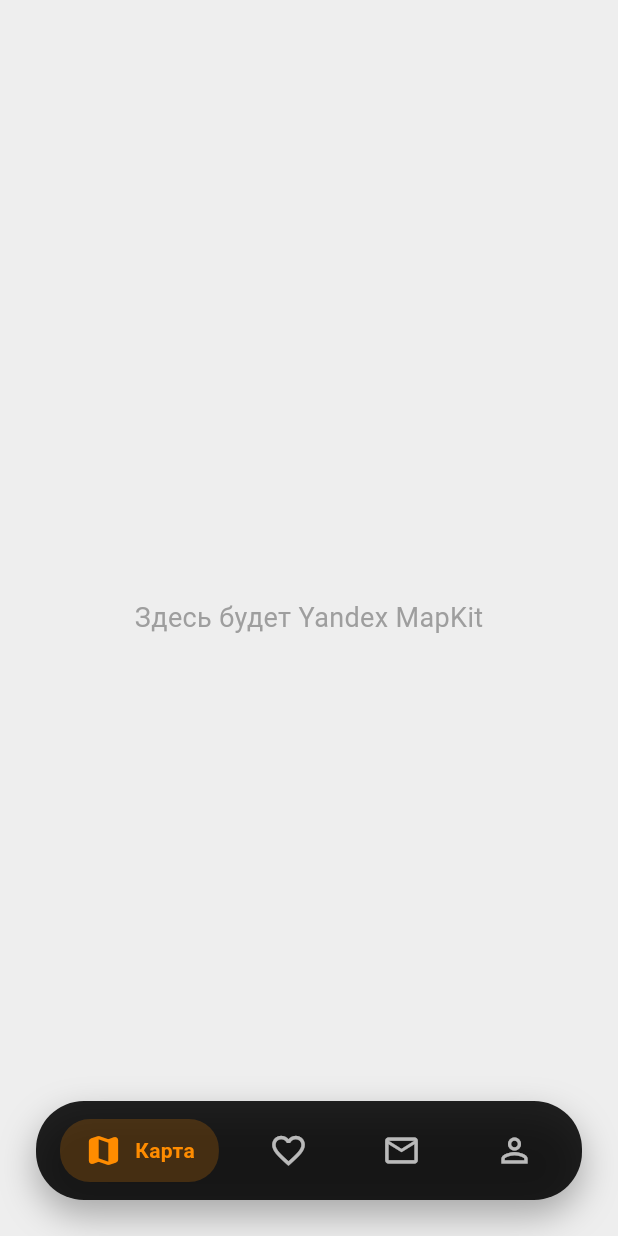
After one commit to Johan0565/street-retail-aggregator, a Flutter app: the TenantMainScreen screen opened directly, on a phone screen of 412 x 824 dp. The commit adds this screen. Run offline on Flutter 3.47's test engine with Material 3 defaults, Android fonts, the phone set to English and light mode, and no system bars; our stand-ins replace dio, flutter_secure_storage, pinput; missing offline and left inert: yandex_mapkit; accounts and stored records are empty.

Commit message:
Added tetant sxreen

```diff
--- a/frontend/lib/screens/login_screen.dart
+++ b/frontend/lib/screens/login_screen.dart
@@ -1,4 +1,5 @@
 import 'package:flutter/material.dart';
+import 'package:frontend/screens/tenant_main_screen.dart';
 import '../service/auth_service.dart';
 import '../main.dart'; // Если MapScreen лежит в main.dart
 import 'register_screen.dart';
@@ -44,7 +45,7 @@ class _LoginScreenState extends State<LoginScreen> {
       // Успех! Переходим на карту и удаляем экран логина из истории
       Navigator.pushReplacement(
         context,
-        MaterialPageRoute(builder: (context) => const MyApp()),
+        MaterialPageRoute(builder: (context) => const TenantMainScreen()),
       );
     } else {
       // Ошибка
--- a/frontend/lib/screens/register_screen.dart
+++ b/frontend/lib/screens/register_screen.dart
@@ -1,5 +1,6 @@
 import 'dart:async';
 import 'package:flutter/material.dart';
+import 'package:frontend/screens/tenant_main_screen.dart';
 import 'package:pinput/pinput.dart';
 import '../service/auth_service.dart';
 import '../main.dart'; // Для перехода на MapScreen
@@ -82,7 +83,7 @@ class _RegisterScreenState extends State<RegisterScreen> {
             Navigator.pop(context);
             Navigator.pushReplacement(
               context,
-              MaterialPageRoute(builder: (context) => const MyApp()),
+              MaterialPageRoute(builder: (context) => const TenantMainScreen()),
             );
           },
         );
--- /dev/null
+++ b/frontend/lib/screens/tenant_main_screen.dart
@@ -0,0 +1,131 @@
+import 'package:flutter/material.dart';
+
+// Импортируем карту (перенесем ее код в отдельный файл чуть позже)
+// import 'map_screen.dart';
+
+class TenantMainScreen extends StatefulWidget {
+  const TenantMainScreen({super.key});
+
+  @override
+  State<TenantMainScreen> createState() => _TenantMainScreenState();
+}
+
+class _TenantMainScreenState extends State<TenantMainScreen> {
+  int _selectedIndex = 0;
+
+  final Color _primaryOrange = const Color(0xFFFF8C00);
+
+  // Список экранов для каждой вкладки
+  final List<Widget> _screens = [
+    const PlaceholderMapScreen(), // Заглушка для карты (заменим на твою Яндекс Карту)
+    const Center(child: Text('Избранное', style: TextStyle(fontSize: 24))),
+    const Center(child: Text('Мои заявки', style: TextStyle(fontSize: 24))),
+    const Center(child: Text('Профиль', style: TextStyle(fontSize: 24))),
+  ];
+
+  @override
+  Widget build(BuildContext context) {
+    return Scaffold(
+      backgroundColor: Colors.white,
+      // ВАЖНО: это свойство позволяет телу экрана (например, карте)
+      // отрисовываться ПОД плавающей навигационной панелью
+      extendBody: true,
+
+      body: _screens[_selectedIndex],
+
+      // Плавающая панель навигации
+      bottomNavigationBar: SafeArea(
+        child: Container(
+          margin: const EdgeInsets.only(left: 24, right: 24, bottom: 24),
+          padding: const EdgeInsets.symmetric(horizontal: 16, vertical: 12),
+          decoration: BoxDecoration(
+            color: Colors.black87, // Темный стильный фон панели
+            borderRadius: BorderRadius.circular(32),
+            boxShadow: [
+              BoxShadow(
+                color: Colors.black.withOpacity(0.3),
+                blurRadius: 20,
+                offset: const Offset(0, 10),
+              ),
+            ],
+          ),
+          child: Row(
+            mainAxisAlignment: MainAxisAlignment.spaceBetween,
+            children: [
+              _buildNavItem(icon: Icons.map_outlined, activeIcon: Icons.map_rounded, label: 'Карта', index: 0),
+              _buildNavItem(icon: Icons.favorite_border, activeIcon: Icons.favorite, label: 'Избранное', index: 1),
+              _buildNavItem(icon: Icons.mail_outline, activeIcon: Icons.mail, label: 'Заявки', index: 2),
+              _buildNavItem(icon: Icons.person_outline, activeIcon: Icons.person, label: 'Профиль', index: 3),
+            ],
+          ),
+        ),
+      ),
+    );
+  }
+
+  // Метод для отрисовки отдельной кнопки в панели
+  Widget _buildNavItem({
+    required IconData icon,
+    required IconData activeIcon,
+    required String label,
+    required int index,
+  }) {
+    final isSelected = _selectedIndex == index;
+
+    return GestureDetector(
+      onTap: () {
+        setState(() {
+          _selectedIndex = index;
+        });
+      },
+      child: AnimatedContainer(
+        duration: const Duration(milliseconds: 300),
+        curve: Curves.easeInOut,
+        padding: const EdgeInsets.symmetric(horizontal: 16, vertical: 8),
+        decoration: BoxDecoration(
+          color: isSelected ? _primaryOrange.withOpacity(0.2) : Colors.transparent,
+          borderRadius: BorderRadius.circular(20),
+        ),
+        child: Row(
+          children: [
+            Icon(
+              isSelected ? activeIcon : icon,
+              color: isSelected ? _primaryOrange : Colors.white70,
+              size: 26,
+            ),
+            // Анимация появления текста при выделении
+            if (isSelected) ...[
+              const SizedBox(width: 8),
+              Text(
+                label,
+                style: TextStyle(
+                  color: _primaryOrange,
+                  fontWeight: FontWeight.bold,
+                  fontSize: 14,
+                ),
+              ),
+            ]
+          ],
+        ),
+      ),
+    );
+  }
+}
+
+// ВРЕМЕННАЯ ЗАГЛУШКА ДЛЯ КАРТЫ (чтобы код компилировался)
+class PlaceholderMapScreen extends StatelessWidget {
+  const PlaceholderMapScreen({super.key});
+
+  @override
+  Widget build(BuildContext context) {
+    return Container(
+      color: Colors.grey[200],
+      child: const Center(
+        child: Text(
+          'Здесь будет Yandex MapKit',
+          style: TextStyle(color: Colors.grey, fontSize: 18),
+        ),
+      ),
+    );
+  }
+}
--- a/frontend/lib/service/auth_service.dart
+++ b/frontend/lib/service/auth_service.dart
@@ -1,9 +1,25 @@
+import 'dart:io';
+
 import 'package:dio/dio.dart';
 import 'package:flutter_secure_storage/flutter_secure_storage.dart';
 
 class AuthService {
 // 1. Оставляем в baseUrl ТОЛЬКО хост и порт (без /api)
-final Dio _dio = Dio(BaseOptions(baseUrl: 'http://127.0.0.1:8080'));
+  static String get _baseUrl {
+    if (Platform.isAndroid) {
+      // Для Android-эмулятора 10.0.2.2 — это "хост-машина" (твой комп)
+      return 'http://10.0.2.2:8080/api';
+    } else {
+      // Для Windows Desktop или iOS симулятора
+      return 'http://127.0.0.1:8080/api';
+    }
+  }
+
+  final Dio _dio = Dio(BaseOptions(
+    baseUrl: _baseUrl, // Используем наш умный URL
+    connectTimeout: const Duration(seconds: 5),
+    receiveTimeout: const Duration(seconds: 5),
+  ));
 final FlutterSecureStorage _storage = const FlutterSecureStorage();
 
 Future<bool> login(String email, String password) async {
```
Also changed, not shown: 1 other file.
